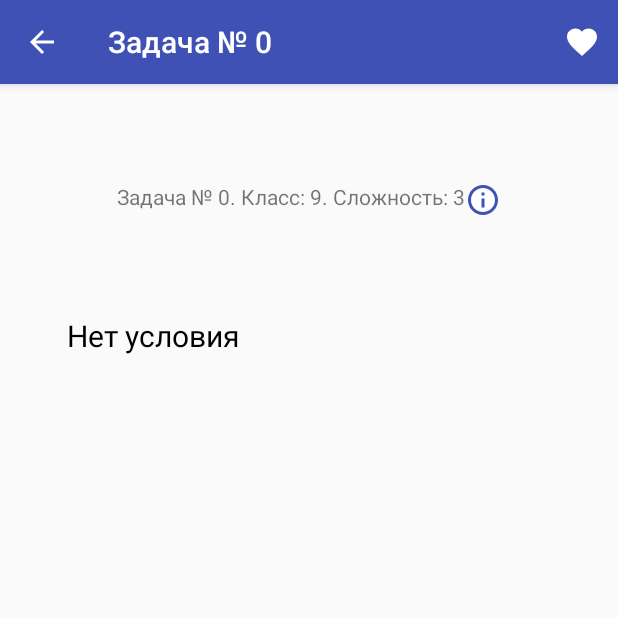
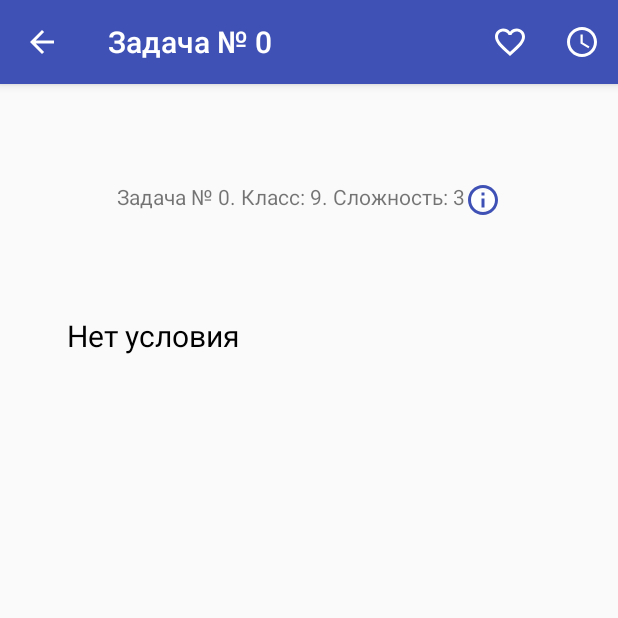
Before and after one commit to matveevk/PrepOlymp, an Android app: the ProblemActivity screen opened directly, with no data from a screen before it, on a phone screen of 412 x 824 dp, the top half of it. Run offline under Robolectric (Android 15) with nearby library versions, the phone set to English and light mode, and no system bars; 3 statements that could not run were skipped.

Commit message:
Add later button to ProblemActivity SolveLater fragment init

```diff
--- a/app/src/main/java/com/example/root/prepolymp/Start.java
+++ b/app/src/main/java/com/example/root/prepolymp/Start.java
@@ -10,6 +10,7 @@ public class Start extends AppCompatActivity {
 
     public static ArrayList<Problem> problems = new ArrayList<>();
     public static ArrayList<Boolean> isFavourite = new ArrayList<>();
+    public static ArrayList<Boolean> isLater = new ArrayList<>();
 
     @Override
     protected void onCreate(Bundle savedInstanceState) {
@@ -19,10 +20,14 @@ public class Start extends AppCompatActivity {
         Problem problem = new Problem(1, "Найдите наименьшее натуральное число, кратное 99, в десятичной записи которого участвуют только чётные цифры.", "228888", "алгебра");
         problems.add(problem);
         isFavourite.add(false);
+        isLater.add(false);
         problems.add(new Problem(2, "Посчитайте 2 + 3", "5", "алгебра"));
         isFavourite.add(false);
+        isLater.add(false);
         problems.add(new Problem(3, "Посчитайте 25 + 3", "28", "алгебра"));
         isFavourite.add(false);
+        isLater.add(false);
+
         Intent intent = new Intent(this, MainActivity.class);
         startActivity(intent);
     }
--- a/app/src/main/java/com/example/root/prepolymp/fragments/Favourites.java
+++ b/app/src/main/java/com/example/root/prepolymp/fragments/Favourites.java
@@ -23,9 +23,6 @@ import static com.example.root.prepolymp.Start.problems;
 import static com.example.root.prepolymp.fragments.ProblemList.EXTRA;
 
 public class Favourites extends Fragment {
-
-    public final static String MESSAGE_FAV = "com.example.root.prepolymp.fragments.Favourites";
-
     @Nullable
     @Override
     public View onCreateView(LayoutInflater inflater, @Nullable ViewGroup container, Bundle savedInstanceState) {
--- /dev/null
+++ b/app/src/main/res/drawable/ic_add_to_later_false.xml
@@ -0,0 +1,9 @@
+<vector xmlns:android="http://schemas.android.com/apk/res/android"
+        android:width="24dp"
+        android:height="24dp"
+        android:viewportWidth="24.0"
+        android:viewportHeight="24.0">
+    <path
+        android:fillColor="@android:color/white"
+        android:pathData="M11.99,2C6.47,2 2,6.48 2,12s4.47,10 9.99,10C17.52,22 22,17.52 22,12S17.52,2 11.99,2zM12,20c-4.42,0 -8,-3.58 -8,-8s3.58,-8 8,-8 8,3.58 8,8 -3.58,8 -8,8zM12.5,7L11,7v6l5.25,3.15 0.75,-1.23 -4.5,-2.67z"/>
+</vector>
--- /dev/null
+++ b/app/src/main/res/drawable/ic_add_to_later_true.xml
@@ -0,0 +1,9 @@
+<vector xmlns:android="http://schemas.android.com/apk/res/android"
+        android:width="24dp"
+        android:height="24dp"
+        android:viewportWidth="24.0"
+        android:viewportHeight="24.0">
+    <path
+        android:fillColor="@android:color/white"
+        android:pathData="M12,2C6.5,2 2,6.5 2,12s4.5,10 10,10 10,-4.5 10,-10S17.5,2 12,2zM16.2,16.2L11,13L11,7h1.5v5.2l4.5,2.7 -0.8,1.3z"/>
+</vector>
--- a/app/src/main/res/drawable/ic_menu_favourites_false.xml
+++ b/app/src/main/res/drawable/ic_menu_favourites_false.xml
@@ -5,5 +5,5 @@
         android:viewportHeight="24.0">
     <path
         android:fillColor="@android:color/white"
-        android:pathData="M12,21.35l-1.45,-1.32C5.4,15.36 2,12.28 2,8.5 2,5.42 4.42,3 7.5,3c1.74,0 3.41,0.81 4.5,2.09C13.09,3.81 14.76,3 16.5,3 19.58,3 22,5.42 22,8.5c0,3.78 -3.4,6.86 -8.55,11.54L12,21.35z"/>
+        android:pathData="M16.5,3c-1.74,0 -3.41,0.81 -4.5,2.09C10.91,3.81 9.24,3 7.5,3 4.42,3 2,5.42 2,8.5c0,3.78 3.4,6.86 8.55,11.54L12,21.35l1.45,-1.32C18.6,15.36 22,12.28 22,8.5 22,5.42 19.58,3 16.5,3zM12.1,18.55l-0.1,0.1 -0.1,-0.1C7.14,14.24 4,11.39 4,8.5 4,6.5 5.5,5 7.5,5c1.54,0 3.04,0.99 3.57,2.36h1.87C13.46,5.99 14.96,5 16.5,5c2,0 3.5,1.5 3.5,3.5 0,2.89 -3.14,5.74 -7.9,10.05z"/>
 </vector>
--- a/app/src/main/res/layout/menu_favourites.xml
+++ b/app/src/main/res/layout/menu_favourites.xml
@@ -10,7 +10,7 @@
         android:textColor="@android:color/darker_gray"
         android:gravity="center"
         android:textSize="26sp"
-        android:text="AAAA" />
+        android:text="" />
 
     <ListView
         android:id="@+id/list_favourites"
--- a/app/src/main/res/menu/menu_problem_activity.xml
+++ b/app/src/main/res/menu/menu_problem_activity.xml
@@ -6,7 +6,13 @@
         <item
             android:id="@+id/add_to_favourites"
             android:title="Лайкнуть"
-            android:icon="@drawable/ic_menu_favourites_false"
+            android:icon="@drawable/ic_menu_favourites_true"
+            app:showAsAction="always">
+        </item>
+        <item
+            android:id="@+id/add_to_later"
+            android:title="Отложить"
+            android:icon="@drawable/ic_add_to_later_false"
             app:showAsAction="always">
         </item>
     </group>
```
Also changed, not shown: app/src/main/java/com/example/root/prepolymp/ProblemActivity.java (+22 -0 lines), app/src/main/java/com/example/root/prepolymp/fragments/SolveLater.java (+43 -2 lines), app/src/main/res/layout/menu_solve_later.xml (+15 -3 lines).
